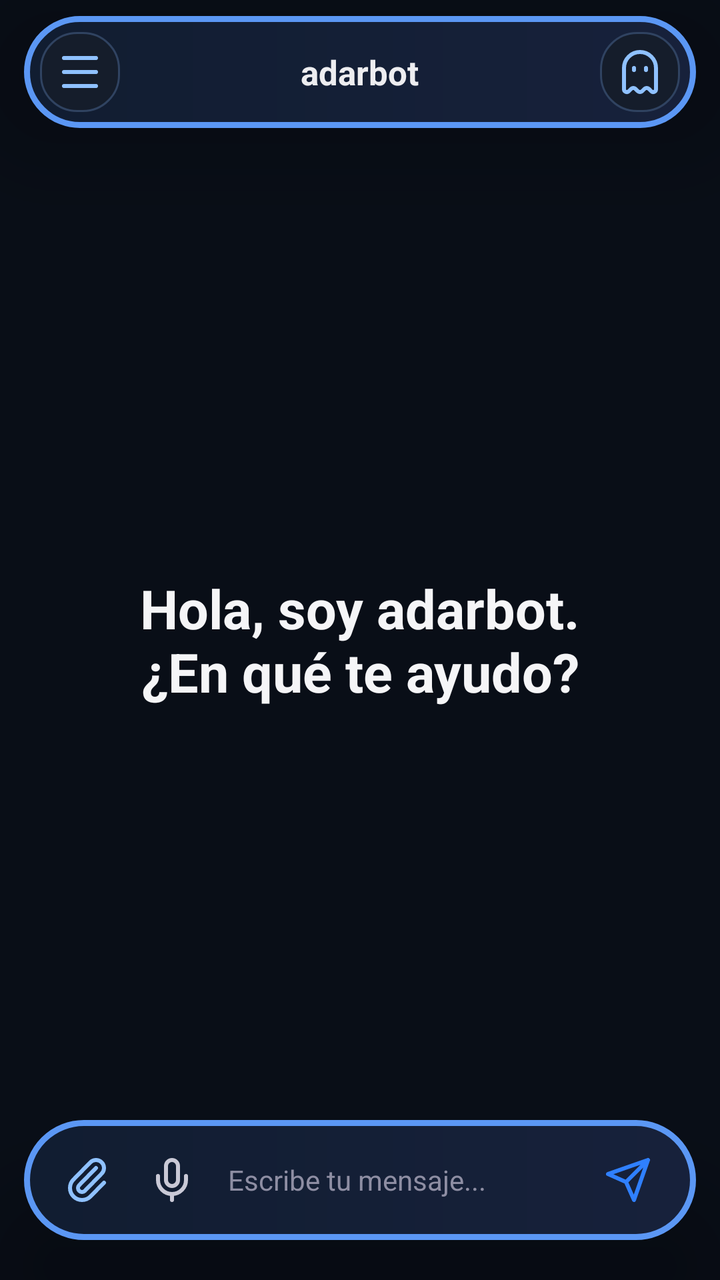
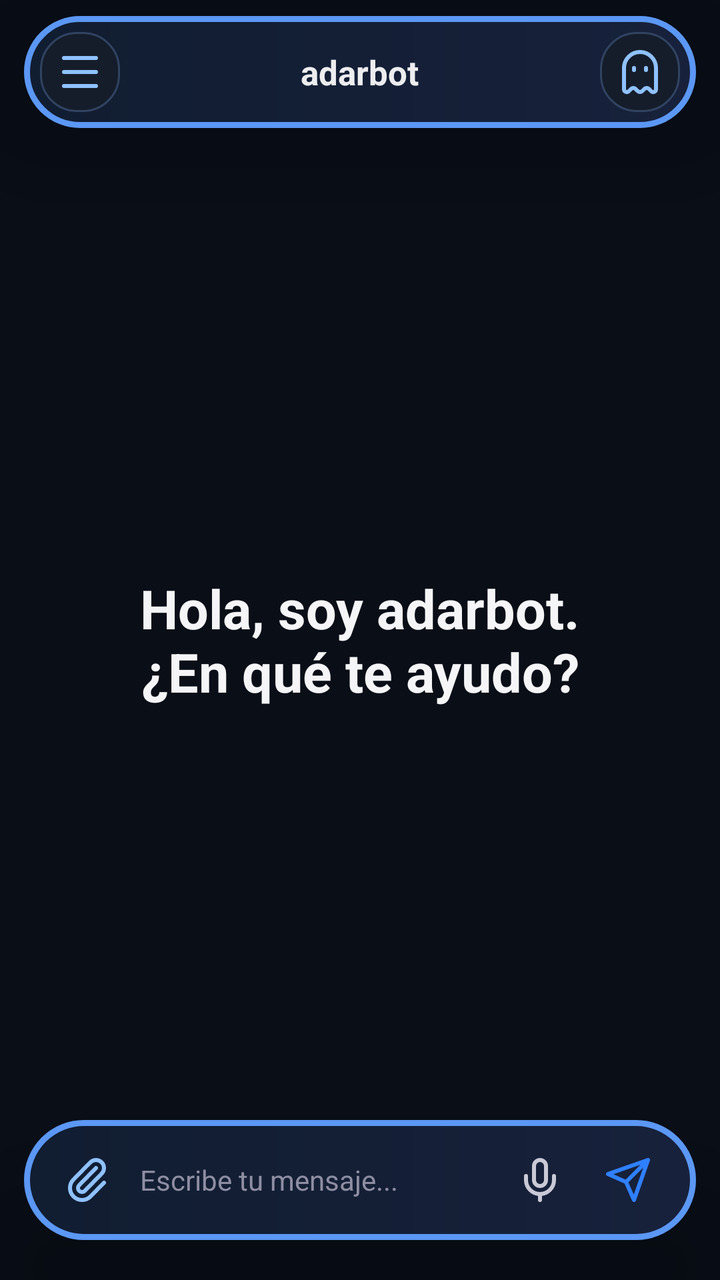

Two renders of the same Android screen: before a commit and after it. Below are the layout's source before the change and the commit's diff.
<!-- AndroidManifest.xml: activity theme Theme.NemotronVoiceIME -->
<!-- res/layout/activity_chat.xml -->
<?xml version="1.0" encoding="utf-8"?>
<FrameLayout xmlns:android="http://schemas.android.com/apk/res/android"
    android:layout_width="match_parent"
    android:layout_height="match_parent"
    android:background="#090E17">

    <LinearLayout
        android:layout_width="match_parent"
        android:layout_height="match_parent"
        android:orientation="vertical">

    <FrameLayout
        android:layout_width="match_parent"
        android:layout_height="0dp"
        android:layout_weight="1">
        <androidx.recyclerview.widget.RecyclerView
            android:id="@+id/recyclerMessages"
            android:layout_width="match_parent"
            android:layout_height="match_parent"
            android:scrollbars="none"
            android:clipToPadding="false"
            android:paddingTop="92dp"
            android:paddingBottom="112dp" />
        <TextView
            android:id="@+id/welcomeView"
            android:layout_width="match_parent"
            android:layout_height="wrap_content"
            android:layout_gravity="center"
            android:gravity="center"
            android:text="Hola, soy adarbot.\n¿En qué te ayudo?"
            android:textColor="#F5F5F7"
            android:textSize="27sp"
            android:textStyle="bold" />
    </FrameLayout>

    </LinearLayout>

    
    <FrameLayout
        android:layout_width="match_parent"
        android:layout_height="56dp"
        android:layout_gravity="top|center_horizontal"
        android:layout_marginLeft="12dp"
        android:layout_marginTop="8dp"
        android:layout_marginRight="12dp"
        android:background="@drawable/bg_float_bar"
        android:foreground="@null"
        android:elevation="24dp"
        android:translationZ="8dp"
        android:paddingLeft="8dp"
        android:paddingTop="4dp"
        android:paddingRight="8dp"
        android:paddingBottom="4dp">
        <LinearLayout
            android:layout_width="wrap_content"
            android:layout_height="40dp"
            android:layout_gravity="start|center_vertical"
            android:gravity="center_vertical">
            <ImageButton
                android:id="@+id/btnMenuChat"
                android:layout_width="40dp"
                android:layout_height="40dp"
                android:layout_marginRight="6dp"
                android:background="@drawable/bg_chip"
                android:contentDescription="Abrir menú de chats"
                android:padding="8dp"
                android:src="@drawable/ic_menu"
                android:tint="#8FC1FF" />
            <ImageButton
                android:id="@+id/btnBack"
                android:layout_width="40dp"
                android:layout_height="40dp"
                android:background="?attr/selectableItemBackgroundBorderless"
                android:contentDescription="Volver"
                android:padding="8dp"
                android:src="@drawable/ic_back"
                android:tint="#EDEDF0"
                android:visibility="gone" />
        </LinearLayout>
        <LinearLayout
            android:layout_width="wrap_content"
            android:layout_height="match_parent"
            android:layout_gravity="center"
            android:gravity="center"
            android:orientation="horizontal">
            <TextView
                android:id="@+id/convTitle"
                android:layout_width="wrap_content"
                android:layout_height="match_parent"
                android:ellipsize="end"
                android:gravity="center"
                android:maxWidth="230dp"
                android:maxLines="1"
                android:text="adarbot"
                android:textColor="#EDEDF0"
                android:textSize="17sp"
                android:textStyle="bold" />
        </LinearLayout>
        <LinearLayout
            android:layout_width="wrap_content"
            android:layout_height="40dp"
            android:layout_gravity="end|center_vertical"
            android:gravity="center_vertical">
            <ImageButton
                android:id="@+id/btnIncognitoHome"
                android:layout_width="40dp"
                android:layout_height="40dp"
                android:layout_marginLeft="4dp"
                android:background="@drawable/bg_chip"
                android:contentDescription="Nuevo chat incógnito"
                android:padding="9dp"
                android:src="@drawable/ic_ghost"
                android:tint="#8FC1FF" />
            <ImageButton
                android:id="@+id/btnDelete"
                android:layout_width="40dp"
                android:layout_height="40dp"
                android:layout_marginLeft="4dp"
                android:background="@drawable/bg_chip"
                android:contentDescription="Eliminar conversacion"
                android:padding="10dp"
                android:src="@drawable/ic_trash"
                android:tint="#8FC1FF"
                android:visibility="gone" />
        </LinearLayout>
    </FrameLayout>

    <FrameLayout
        android:id="@+id/chatAttachmentPreview"
        android:layout_width="match_parent"
        android:layout_height="96dp"
        android:layout_gravity="bottom|center_horizontal"
        android:layout_marginLeft="22dp"
        android:layout_marginRight="22dp"
        android:layout_marginBottom="112dp"
        android:padding="4dp"
        android:background="@drawable/bg_float_bar"
        android:elevation="24dp"
        android:visibility="gone">
        <ImageView
            android:id="@+id/chatAttachmentImage"
            android:layout_width="match_parent"
            android:layout_height="match_parent"
            android:contentDescription="Vista previa del adjunto"
            android:scaleType="centerCrop" />
        <ImageButton
            android:id="@+id/chatAttachmentRemove"
            android:layout_width="32dp"
            android:layout_height="32dp"
            android:layout_gravity="top|end"
            android:layout_margin="6dp"
            android:background="@drawable/bg_assist_icon"
            android:contentDescription="Quitar adjunto"
            android:padding="7dp"
            android:src="@drawable/ic_close"
            android:tint="#FFFFFF" />
    </FrameLayout>

    
    <LinearLayout
        android:layout_width="match_parent"
        android:layout_height="wrap_content"
        android:layout_gravity="bottom"
        android:layout_marginLeft="12dp"
        android:layout_marginRight="12dp"
        android:layout_marginTop="14dp"
        android:layout_marginBottom="20dp"
        android:background="@drawable/bg_float_bar"
        android:elevation="24dp"
        android:translationZ="8dp"
        android:gravity="end"
        android:orientation="vertical"
        android:paddingLeft="12dp"
        android:paddingTop="8dp"
        android:paddingRight="12dp"
        android:paddingBottom="8dp">

        <TextView
            android:id="@+id/modelChip"
            android:layout_width="wrap_content"
            android:layout_height="wrap_content"
            android:layout_marginRight="4dp"
            android:layout_marginBottom="3dp"
            android:background="@drawable/bg_chip"
            android:paddingLeft="12dp"
            android:paddingTop="5dp"
            android:paddingRight="12dp"
            android:paddingBottom="5dp"
            android:text="DeepSeek"
            android:textColor="#C9C9D6"
            android:textSize="12sp"
            android:visibility="gone" />

        <LinearLayout
            android:layout_width="match_parent"
            android:layout_height="wrap_content"
            android:gravity="center_vertical"
            android:orientation="horizontal">

        <ImageButton
            android:id="@+id/btnAttach"
            android:layout_width="40dp"
            android:layout_height="44dp"
            android:background="@android:color/transparent"
            android:contentDescription="Adjuntar"
            android:padding="9dp"
            android:src="@drawable/ic_attach"
            android:tint="#8FC1FF" />

        <ImageButton
            android:id="@+id/btnMic"
            android:layout_width="44dp"
            android:layout_height="44dp"
            android:background="@android:color/transparent"
            android:contentDescription="Escribir por voz"
            android:padding="10dp"
            android:src="@drawable/ic_mic"
            android:tint="#C9C9D6" />

        <EditText
            android:id="@+id/inputField"
            android:layout_width="0dp"
            android:layout_height="44dp"
            android:layout_weight="1"
            android:layout_marginLeft="0dp"
            android:layout_marginRight="2dp"
            android:background="@android:color/transparent"
            android:hint="Escribe tu mensaje..."
            android:imeOptions="actionSend"
            android:importantForAutofill="no"
            android:inputType="text"
            android:maxLines="1"
            android:paddingLeft="6dp"
            android:paddingRight="6dp"
            android:textColor="#EDEDF0"
            android:textColorHint="#8E8EA3"
            android:textSize="14sp" />

        <FrameLayout
            android:layout_width="44dp"
            android:layout_height="44dp">
            <ImageButton
                android:id="@+id/btnSend"
                android:layout_width="match_parent"
                android:layout_height="match_parent"
                android:background="@android:color/transparent"
                android:contentDescription="Enviar"
                android:padding="10dp"
                android:src="@drawable/ic_send"
                android:tint="#2F80FF" />
        </FrameLayout>
        </LinearLayout>
    </LinearLayout>
</FrameLayout>
<!-- resources referenced by this layout -->
<resources>
  <!-- drawable bg_chip (drawable) -->
  <shape xmlns:android="http://schemas.android.com/apk/res/android"
      android:shape="rectangle">
      <solid android:color="#151D2B" />
      <stroke android:width="1dp" android:color="#304361" />
      <corners android:radius="18dp" />
  </shape>
  <!-- drawable bg_float_bar (drawable) -->
  <shape xmlns:android="http://schemas.android.com/apk/res/android" android:shape="rectangle">
      <gradient android:angle="0" android:startColor="#111D31" android:endColor="#17213B" />
      <stroke android:width="3dp" android:color="#5B97F4" />
      <corners android:radius="36dp" />
  </shape>
  <!-- drawable ic_attach (drawable) -->
  <vector xmlns:android="http://schemas.android.com/apk/res/android" android:width="24dp" android:height="24dp" android:viewportWidth="24" android:viewportHeight="24">
      <path android:fillColor="#00000000" android:strokeColor="#FFFFFFFF" android:strokeWidth="2" android:strokeLineCap="round" android:strokeLineJoin="round" android:pathData="M16,6L7.59,14.59A2,2 0,0 0,10.42,17.42L18.83,8.83A4,4 0,1 0,13.17,3.17L4.79,11.72A6,6 0,1 0,13.28,20.2L20,13.35" />
  </vector>
  <!-- drawable ic_back (drawable) -->
  <vector xmlns:android="http://schemas.android.com/apk/res/android" android:width="24dp" android:height="24dp" android:viewportWidth="24" android:viewportHeight="24">
      <path android:fillColor="#00000000" android:strokeColor="#FFFFFFFF" android:strokeWidth="2" android:strokeLineCap="round" android:strokeLineJoin="round" android:pathData="M12,19L5,12L12,5M19,12L5,12" />
  </vector>
  <!-- drawable ic_close (drawable) -->
  <vector xmlns:android="http://schemas.android.com/apk/res/android" android:width="24dp" android:height="24dp" android:viewportWidth="24" android:viewportHeight="24">
      <path android:fillColor="#00000000" android:strokeColor="#FFFFFFFF" android:strokeWidth="2" android:strokeLineCap="round" android:pathData="M18,6L6,18M6,6L18,18" />
  </vector>
  <!-- drawable ic_menu (drawable) -->
  <vector xmlns:android="http://schemas.android.com/apk/res/android" android:width="24dp" android:height="24dp" android:viewportWidth="24" android:viewportHeight="24">
      <path android:fillColor="#00000000" android:strokeColor="#FFFFFFFF" android:strokeWidth="2" android:strokeLineCap="round" android:pathData="M4,5L20,5M4,12L20,12M4,19L20,19" />
  </vector>
  <!-- drawable ic_mic (drawable) -->
  <vector xmlns:android="http://schemas.android.com/apk/res/android" android:width="24dp" android:height="24dp" android:viewportWidth="24" android:viewportHeight="24">
      <path android:fillColor="#00000000" android:strokeColor="#FFFFFFFF" android:strokeWidth="2" android:strokeLineCap="round" android:strokeLineJoin="round" android:pathData="M12,19L12,22M19,10L19,12A7,7 0,0 1,5,12L5,10M9,5A3,3 0,0 1,15,5L15,12A3,3 0,0 1,9,12Z" />
  </vector>
  <!-- drawable ic_send (drawable) -->
  <vector xmlns:android="http://schemas.android.com/apk/res/android" android:width="24dp" android:height="24dp" android:viewportWidth="24" android:viewportHeight="24">
      <path android:fillColor="#00000000" android:strokeColor="#FFFFFFFF" android:strokeWidth="2" android:strokeLineCap="round" android:strokeLineJoin="round" android:pathData="M22,2L11,13M22,2L15,22L11,13L2,9Z" />
  </vector>
  <style name="Theme.NemotronVoiceIME" parent="Theme.Material3.DayNight.NoActionBar">
          <item name="colorPrimary">@color/accent</item>
          <item name="colorPrimaryVariant">@color/accent_dark</item>
          <item name="colorOnPrimary">@color/text_light</item>
          <item name="android:statusBarColor">@color/bg_primary</item>
      </style>
  <color name="accent">#76B900</color>
  <color name="accent_dark">#5A8C00</color>
  <color name="text_light">#FFFFFF</color>
  <color name="bg_primary">#1A1A2E</color>
</resources>

<!-- the commit's change to res/layout/activity_chat.xml (unified diff, before → after) -->
@@ -89,7 +89,7 @@
                 android:layout_height="match_parent"
                 android:ellipsize="end"
                 android:gravity="center"
-                android:maxWidth="230dp"
+                android:maxWidth="190dp"
                 android:maxLines="1"
                 android:text="adarbot"
                 android:textColor="#EDEDF0"
@@ -206,16 +206,6 @@
             android:padding="9dp"
             android:src="@drawable/ic_attach"
             android:tint="#8FC1FF" />
-
-        <ImageButton
-            android:id="@+id/btnMic"
-            android:layout_width="44dp"
-            android:layout_height="44dp"
-            android:background="@android:color/transparent"
-            android:contentDescription="Escribir por voz"
-            android:padding="10dp"
-            android:src="@drawable/ic_mic"
-            android:tint="#C9C9D6" />
 
         <EditText
             android:id="@+id/inputField"
@@ -236,6 +226,16 @@
             android:textColorHint="#8E8EA3"
             android:textSize="14sp" />
 
+        <ImageButton
+            android:id="@+id/btnMic"
+            android:layout_width="44dp"
+            android:layout_height="44dp"
+            android:background="@android:color/transparent"
+            android:contentDescription="Escribir por voz"
+            android:padding="10dp"
+            android:src="@drawable/ic_mic"
+            android:tint="#C9C9D6" />
+
         <FrameLayout
             android:layout_width="44dp"
             android:layout_height="44dp">
